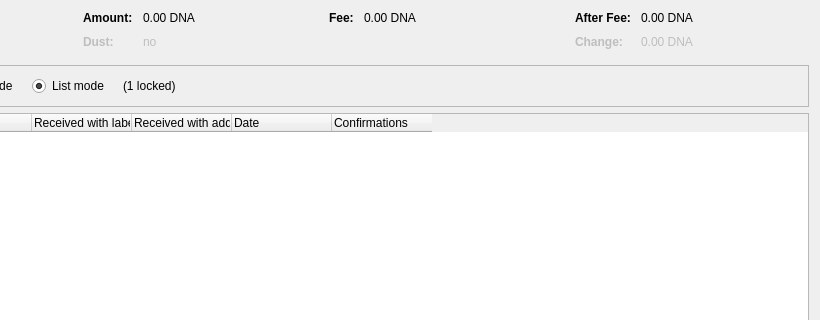
minblock/workcoin, file src/qt/forms/coincontroldialog.ui: the form before one commit; both pictures show x 180 to 1000 and y 0 to 320 of the 1000 by 500 pixel window.
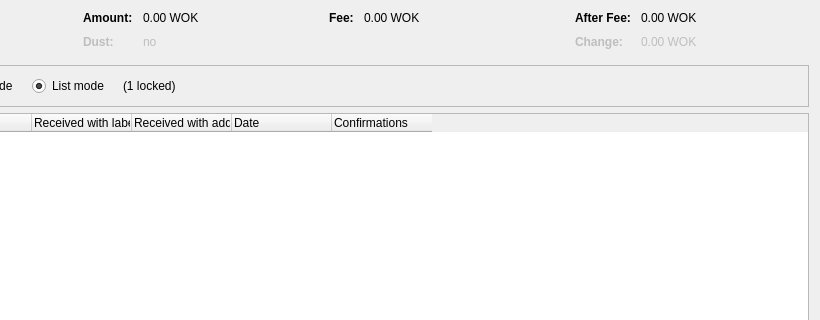
The form after the commit. Custom widgets are drawn as their Qt base class.

The edit to the form file:
```diff
--- a/src/qt/forms/coincontroldialog.ui
+++ b/src/qt/forms/coincontroldialog.ui
@@ -132,7 +132,7 @@
           <enum>Qt::ActionsContextMenu</enum>
          </property>
          <property name="text">
-          <string notr="true">0.00 DNA</string>
+          <string notr="true">0.00 WOK</string>
          </property>
          <property name="textInteractionFlags">
           <set>Qt::LinksAccessibleByMouse|Qt::TextSelectableByKeyboard|Qt::TextSelectableByMouse</set>
@@ -212,7 +212,7 @@
           <enum>Qt::ActionsContextMenu</enum>
          </property>
          <property name="text">
-          <string notr="true">0.00 DNA</string>
+          <string notr="true">0.00 WOK</string>
          </property>
          <property name="textInteractionFlags">
           <set>Qt::LinksAccessibleByMouse|Qt::TextSelectableByKeyboard|Qt::TextSelectableByMouse</set>
@@ -257,7 +257,7 @@
           <enum>Qt::ActionsContextMenu</enum>
          </property>
          <property name="text">
-          <string notr="true">0.00 DNA</string>
+          <string notr="true">0.00 WOK</string>
          </property>
          <property name="textInteractionFlags">
           <set>Qt::LinksAccessibleByMouse|Qt::TextSelectableByKeyboard|Qt::TextSelectableByMouse</set>
@@ -292,7 +292,7 @@
           <enum>Qt::ActionsContextMenu</enum>
          </property>
          <property name="text">
-          <string notr="true">0.00 DNA</string>
+          <string notr="true">0.00 WOK</string>
          </property>
          <property name="textInteractionFlags">
           <set>Qt::LinksAccessibleByMouse|Qt::TextSelectableByKeyboard|Qt::TextSelectableByMouse</set>
```
